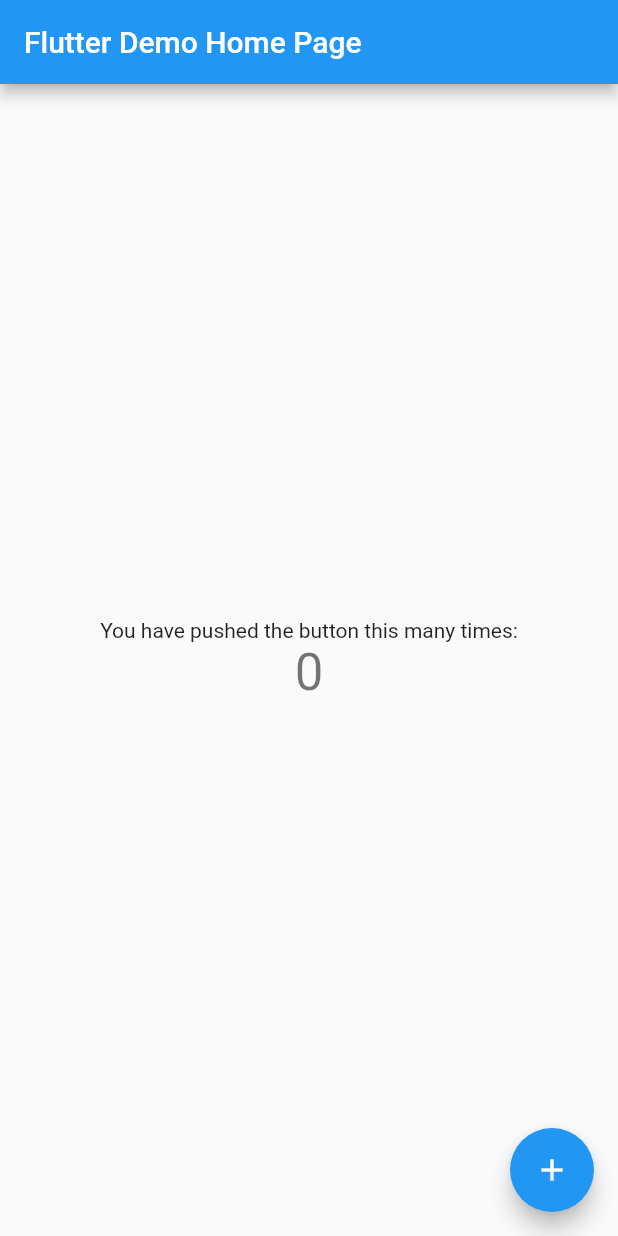
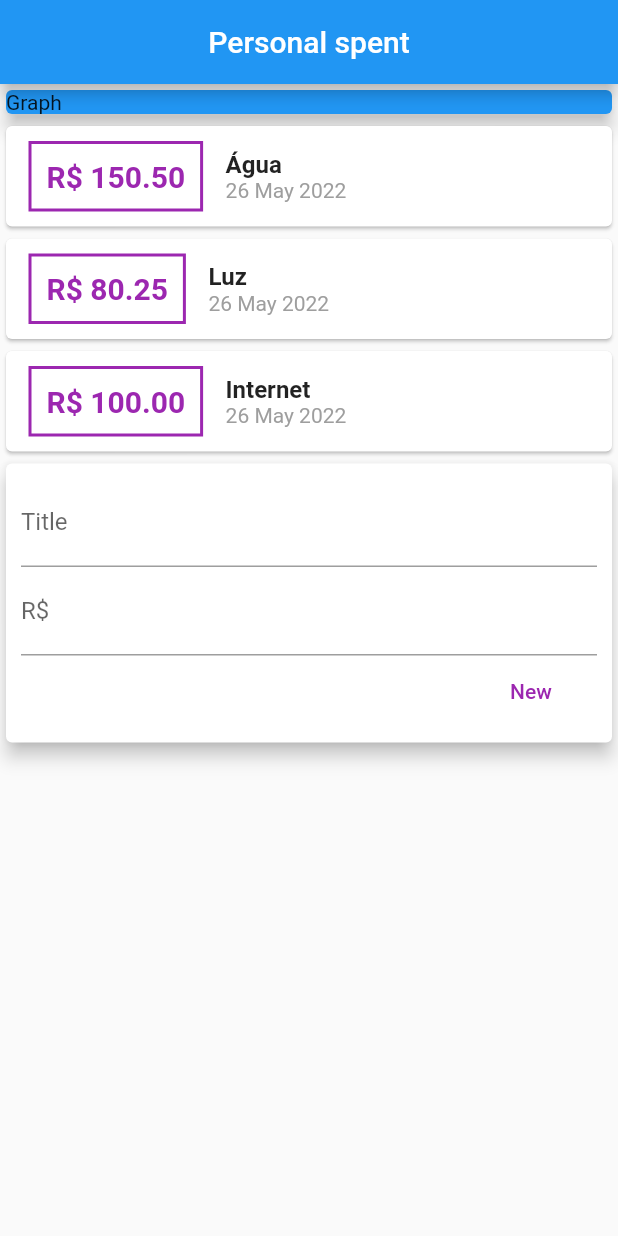
Before and after one commit to KevinCaires/personal_spent, a Flutter app: the screen it shows after launch, on a phone screen of 412 x 824 dp. Run offline on Flutter 3.47's test engine with Material 2 defaults, Android fonts, the phone set to English and light mode, and no system bars.

Commit message:
CHANGE interface.

```diff
--- /dev/null
+++ b/lib/components/transaction_form.dart
@@ -0,0 +1,42 @@
+import 'package:flutter/material.dart';
+
+class TransactionForm extends StatelessWidget {
+  final titleInput = TextEditingController();
+  final valueInput = TextEditingController();
+
+  @override
+  Widget build(BuildContext context) {
+    return Card(
+      elevation: 5,
+      child: Padding(
+        padding: const EdgeInsets.all(10),
+        child: Column(
+          children: <Widget>[
+            TextField(
+              controller: titleInput,
+              decoration: InputDecoration(
+                labelText: 'Title',
+              ),
+            ),
+            TextField(
+              controller: valueInput,
+              decoration: InputDecoration(
+                labelText: 'R\$',
+              ),
+            ),
+            Row(
+              mainAxisAlignment: MainAxisAlignment.end,
+              children: [
+                FlatButton(
+                  onPressed: () => {},
+                  child: Text('New'),
+                  textColor: Colors.purple,
+                ),
+              ],
+            )
+          ],
+        ),
+      ),
+    );
+  }
+}
--- /dev/null
+++ b/lib/components/transaction_list.dart
@@ -0,0 +1,62 @@
+import 'package:intl/intl.dart';
+import 'package:flutter/material.dart';
+import '../models/transaction.dart';
+
+class TransactionList extends StatelessWidget {
+  final List<Transaction> transactions;
+
+  TransactionList(this.transactions);
+
+  @override
+  Widget build(BuildContext context) {
+    return Column(
+      children: transactions.map((tr) {
+        return Card(
+          child: Row(
+            children: <Widget>[
+              Container(
+                margin: const EdgeInsets.symmetric(
+                  horizontal: 15,
+                  vertical: 10,
+                ),
+                decoration: BoxDecoration(
+                  border: Border.all(
+                    color: Colors.purple,
+                    width: 2,
+                  ),
+                ),
+                padding: const EdgeInsets.all(10),
+                child: Text(
+                  'R\$ ${tr.value.toStringAsFixed(2)}',
+                  style: const TextStyle(
+                    fontWeight: FontWeight.bold,
+                    fontSize: 20,
+                    color: Colors.purple,
+                  ),
+                ),
+              ),
+              Column(
+                crossAxisAlignment: CrossAxisAlignment.start,
+                children: <Widget>[
+                  Text(
+                    tr.title,
+                    style: const TextStyle(
+                      fontWeight: FontWeight.bold,
+                      fontSize: 16,
+                    ),
+                  ),
+                  Text(
+                    DateFormat('d MMM y').format(tr.datetime),
+                    style: const TextStyle(
+                      color: Colors.grey,
+                    ),
+                  )
+                ],
+              )
+            ],
+          ),
+        );
+      }).toList(),
+    );
+  }
+}
--- /dev/null
+++ b/lib/components/transaction_user.dart
@@ -0,0 +1,41 @@
+import 'package:flutter/material.dart';
+import '../models/transaction.dart';
+import 'transaction_form.dart';
+import 'transaction_list.dart';
+
+class TransactionUser extends StatefulWidget {
+  @override
+  _TransactionUserState createState() => _TransactionUserState();
+}
+
+class _TransactionUserState extends State<TransactionUser> {
+  final _transactions = [
+    Transaction(
+      id: 't1',
+      title: 'Água',
+      value: 150.50,
+      datetime: DateTime.now(),
+    ),
+    Transaction(
+      id: 't2',
+      title: 'Luz',
+      value: 80.25,
+      datetime: DateTime.now(),
+    ),
+    Transaction(
+      id: 't3',
+      title: 'Internet',
+      value: 100.00,
+      datetime: DateTime.now(),
+    )
+  ];
+  @override
+  Widget build(BuildContext context) {
+    return Column(
+      children: <Widget>[
+        TransactionList(_transactions),
+        TransactionForm(),
+      ],
+    );
+  }
+}
--- a/lib/main.dart
+++ b/lib/main.dart
@@ -1,115 +1,39 @@
 import 'package:flutter/material.dart';
+import 'components/transaction_user.dart';
 
-void main() {
-  runApp(const MyApp());
-}
+main() => runApp(ExpensesApp());
 
-class MyApp extends StatelessWidget {
-  const MyApp({Key? key}) : super(key: key);
-
-  // This widget is the root of your application.
+class ExpensesApp extends StatelessWidget {
   @override
   Widget build(BuildContext context) {
     return MaterialApp(
-      title: 'Flutter Demo',
-      theme: ThemeData(
-        // This is the theme of your application.
-        //
-        // Try running your application with "flutter run". You'll see the
-        // application has a blue toolbar. Then, without quitting the app, try
-        // changing the primarySwatch below to Colors.green and then invoke
-        // "hot reload" (press "r" in the console where you ran "flutter run",
-        // or simply save your changes to "hot reload" in a Flutter IDE).
-        // Notice that the counter didn't reset back to zero; the application
-        // is not restarted.
-        primarySwatch: Colors.blue,
-      ),
-      home: const MyHomePage(title: 'Flutter Demo Home Page'),
+      home: HomePage(),
     );
   }
 }
 
-class MyHomePage extends StatefulWidget {
-  const MyHomePage({Key? key, required this.title}) : super(key: key);
-
-  // This widget is the home page of your application. It is stateful, meaning
-  // that it has a State object (defined below) that contains fields that affect
-  // how it looks.
-
-  // This class is the configuration for the state. It holds the values (in this
-  // case the title) provided by the parent (in this case the App widget) and
-  // used by the build method of the State. Fields in a Widget subclass are
-  // always marked "final".
-
-  final String title;
-
-  @override
-  State<MyHomePage> createState() => _MyHomePageState();
-}
-
-class _MyHomePageState extends State<MyHomePage> {
-  int _counter = 0;
-
-  void _incrementCounter() {
-    setState(() {
-      // This call to setState tells the Flutter framework that something has
-      // changed in this State, which causes it to rerun the build method below
-      // so that the display can reflect the updated values. If we changed
-      // _counter without calling setState(), then the build method would not be
-      // called again, and so nothing would appear to happen.
-      _counter++;
-    });
-  }
-
+class HomePage extends StatelessWidget {
   @override
   Widget build(BuildContext context) {
-    // This method is rerun every time setState is called, for instance as done
-    // by the _incrementCounter method above.
-    //
-    // The Flutter framework has been optimized to make rerunning build methods
-    // fast, so that you can just rebuild anything that needs updating rather
-    // than having to individually change instances of widgets.
     return Scaffold(
       appBar: AppBar(
-        // Here we take the value from the MyHomePage object that was created by
-        // the App.build method, and use it to set our appbar title.
-        title: Text(widget.title),
+        title: const Text('Personal spent'),
+        centerTitle: true,
       ),
-      body: Center(
-        // Center is a layout widget. It takes a single child and positions it
-        // in the middle of the parent.
-        child: Column(
-          // Column is also a layout widget. It takes a list of children and
-          // arranges them vertically. By default, it sizes itself to fit its
-          // children horizontally, and tries to be as tall as its parent.
-          //
-          // Invoke "debug painting" (press "p" in the console, choose the
-          // "Toggle Debug Paint" action from the Flutter Inspector in Android
-          // Studio, or the "Toggle Debug Paint" command in Visual Studio Code)
-          // to see the wireframe for each widget.
-          //
-          // Column has various properties to control how it sizes itself and
-          // how it positions its children. Here we use mainAxisAlignment to
-          // center the children vertically; the main axis here is the vertical
-          // axis because Columns are vertical (the cross axis would be
-          // horizontal).
-          mainAxisAlignment: MainAxisAlignment.center,
-          children: <Widget>[
-            const Text(
-              'You have pushed the button this many times:',
+      body: Column(
+        crossAxisAlignment: CrossAxisAlignment.stretch,
+        children: <Widget>[
+          Container(
+            width: double.infinity,
+            child: const Card(
+              child: Text('Graph'),
+              elevation: 5,
+              color: Colors.blue,
             ),
-            Text(
-              '$_counter',
-              style: Theme.of(context).textTheme.headline4,
-            ),
-          ],
-        ),
+          ),
+          TransactionUser(),
+        ],
       ),
-      floatingActionButton: FloatingActionButton(
-        onPressed: _incrementCounter,
-        tooltip: 'Increment',
-        child: const Icon(Icons.add),
-      ), // This trailing comma makes auto-formatting nicer for build methods.
     );
   }
 }
--- /dev/null
+++ b/lib/models/transaction.dart
@@ -0,0 +1,13 @@
+class Transaction {
+  final String id;
+  final String title;
+  final double value;
+  final DateTime datetime;
+
+  Transaction({
+    required this.id,
+    required this.title,
+    required this.value,
+    required this.datetime,
+  });
+}
```
